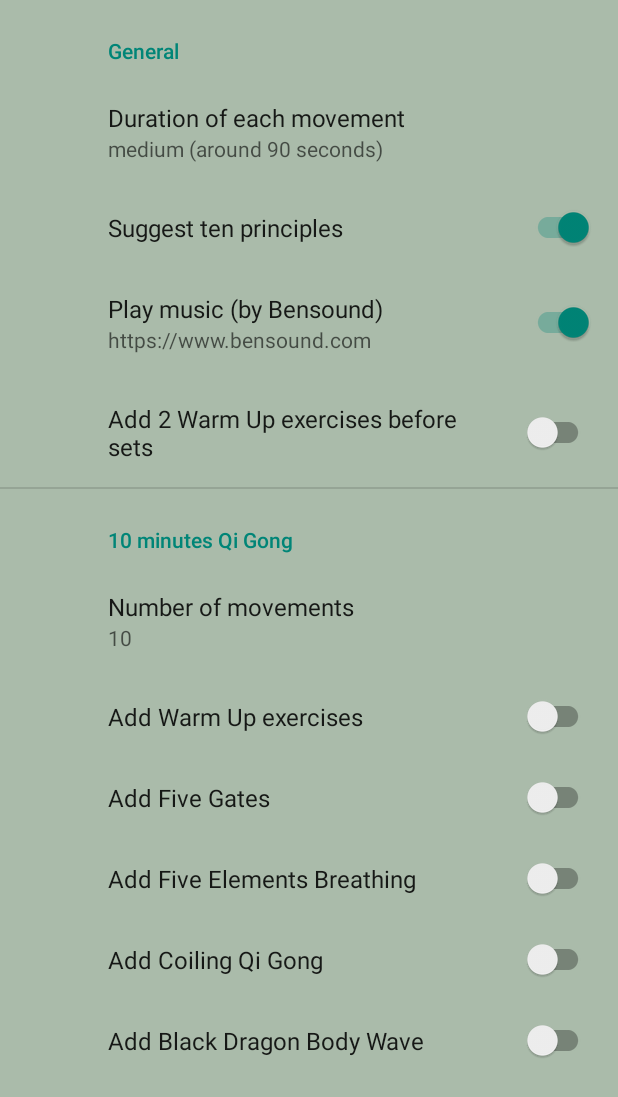
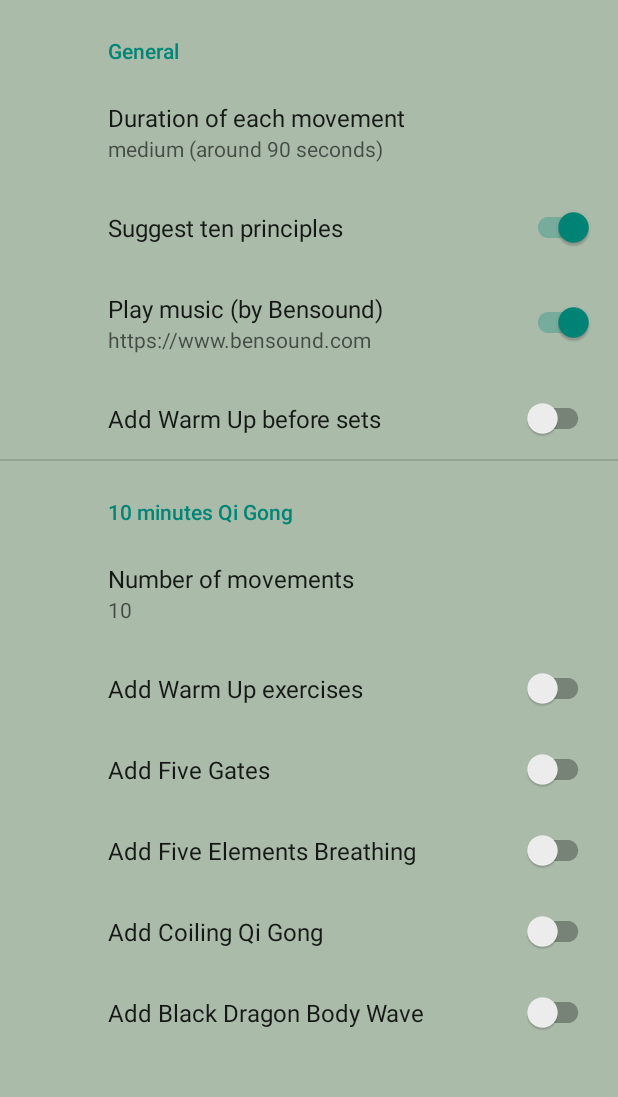
Before and after one commit to gabrielecuccu/YangStyleTaiChi, an Android app: the SettingsActivity screen opened directly, with no data from a screen before it, on a phone screen of 412 x 824 dp. Shown: the top 1097 px of the screen. Run offline under Robolectric (Android 15) with nearby library versions, the phone set to English and light mode, and no system bars; our stand-ins replace androidx.preference.

Commit message:
improved label on settings

```diff
--- a/app/src/main/res/xml/root_preferences.xml
+++ b/app/src/main/res/xml/root_preferences.xml
@@ -27,7 +27,7 @@
         <SwitchPreferenceCompat
             app:key="ADD_WARM_UP_TO_ALL_SETS"
             app:defaultValue="false"
-            app:title="Add 2 Warm Up exercises before sets" />
+            app:title="Add Warm Up before sets" />
 
     </PreferenceCategory>
 
```
